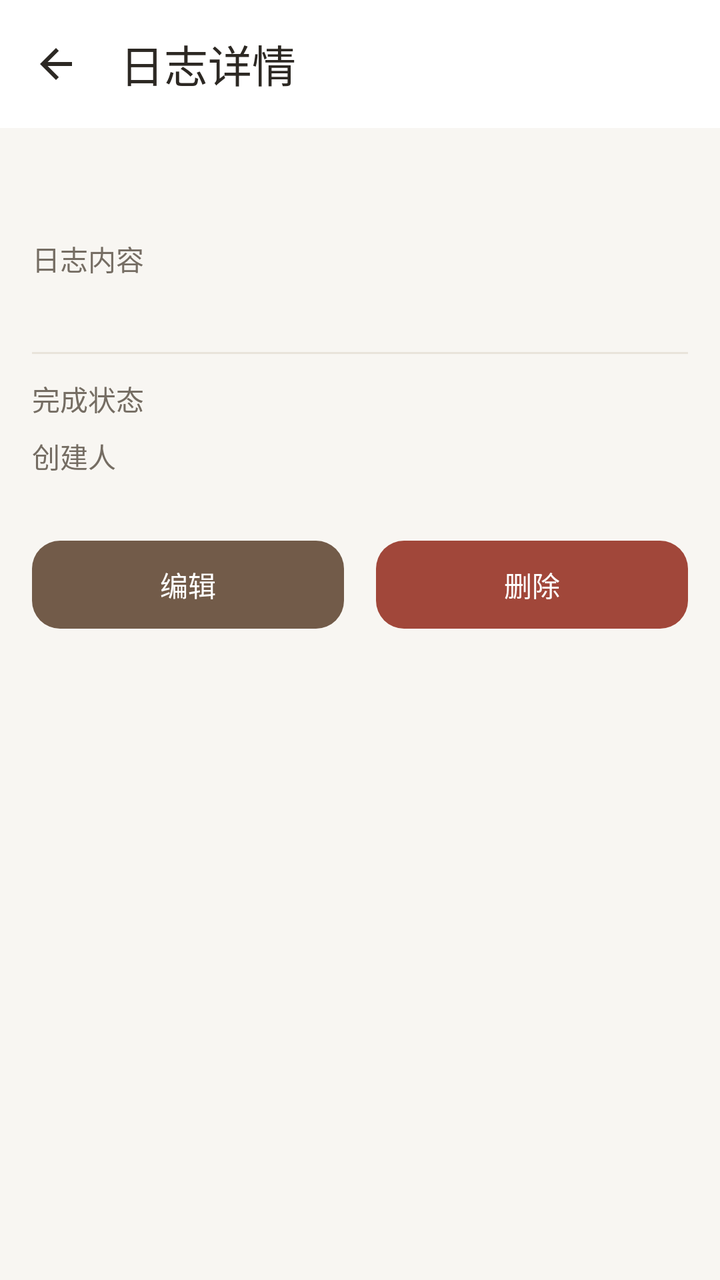
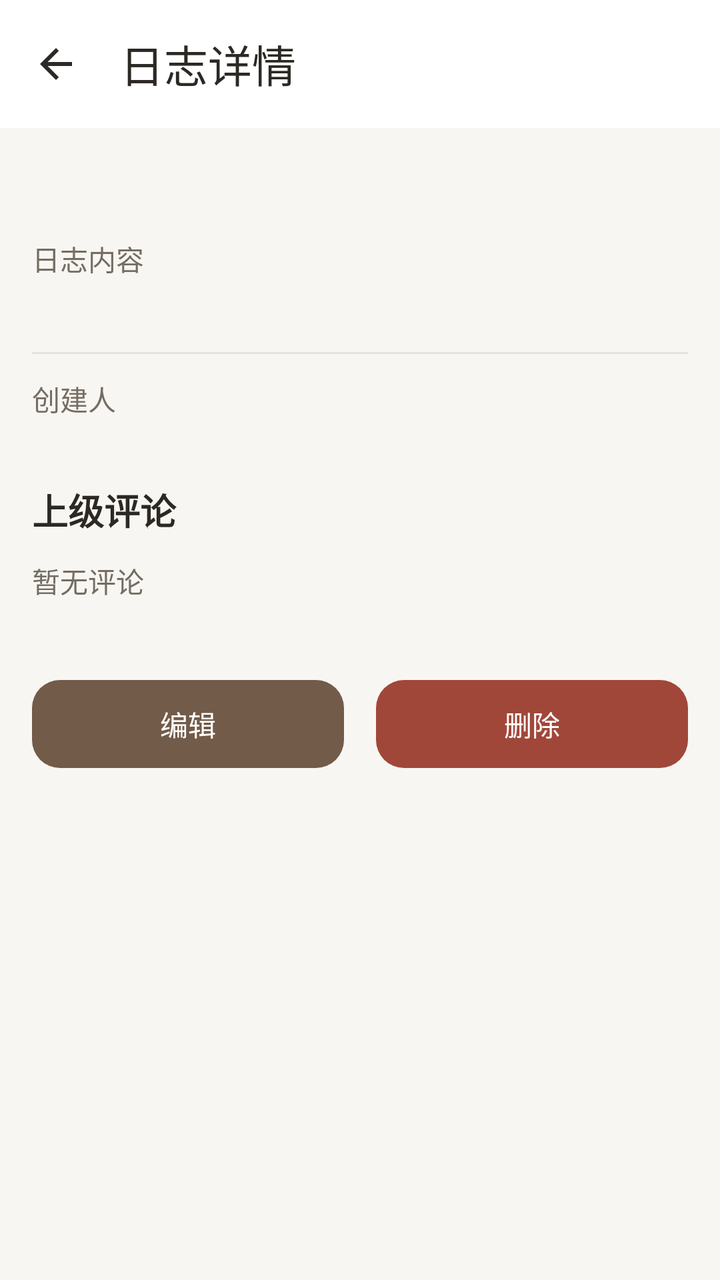

An Android layout rendered at two revisions. The XML below is the earlier revision; the diff shows what the commit changed to produce the second picture.
<!-- AndroidManifest.xml: application theme Theme.Project_Pandora -->
<!-- res/layout/activity_log_detail.xml -->
<?xml version="1.0" encoding="utf-8"?>
<layout xmlns:android="http://schemas.android.com/apk/res/android"
    xmlns:app="http://schemas.android.com/apk/res-auto">

    <data>

    </data>

    <androidx.coordinatorlayout.widget.CoordinatorLayout
        android:layout_width="match_parent"
        android:layout_height="match_parent"
        android:fitsSystemWindows="true">

        
        <com.google.android.material.appbar.AppBarLayout
            android:layout_width="match_parent"
            android:layout_height="wrap_content"
            android:theme="?attr/actionBarTheme">

            <com.google.android.material.appbar.MaterialToolbar
                android:id="@+id/toolbar"
                android:layout_width="match_parent"
                android:layout_height="wrap_content"
                android:background="@color/color_surface"
                app:title="日志详情"
                app:titleTextColor="@color/color_text_primary"
                app:navigationIcon="@drawable/ic_back"
                style="@style/Widget.Pandora.Toolbar"
                app:navigationIconTint="@color/color_text_primary"
                android:elevation="0dp" />

        </com.google.android.material.appbar.AppBarLayout>

        <ScrollView
            android:layout_width="match_parent"
            android:layout_height="match_parent"
            android:fillViewport="true"
            app:layout_behavior="@string/appbar_scrolling_view_behavior">

            <LinearLayout
                android:layout_width="match_parent"
                android:layout_height="wrap_content"
                android:orientation="vertical"
                android:padding="16dp">

                <ProgressBar
                    android:id="@+id/progressBar"
                    android:layout_width="wrap_content"
                    android:layout_height="wrap_content"
                    android:layout_gravity="center"
                    android:visibility="gone" />

                <TextView
                    android:id="@+id/textWorkItem"
                    android:layout_width="match_parent"
                    android:layout_height="wrap_content"
                    android:textSize="20sp"
                    android:textStyle="bold"
                    android:textColor="@color/color_text_primary"
                    android:layout_marginBottom="12dp" />

                <TextView
                    android:layout_width="wrap_content"
                    android:layout_height="wrap_content"
                    android:text="日志内容"
                    android:textSize="14sp"
                    android:textColor="@color/color_text_secondary"
                    android:layout_marginBottom="4dp" />

                <TextView
                    android:id="@+id/textWorkContent"
                    android:layout_width="match_parent"
                    android:layout_height="wrap_content"
                    android:textSize="15sp"
                    android:textColor="@color/color_text_primary"
                    android:lineSpacingExtra="4dp"
                    android:layout_marginBottom="12dp" />

                <View
                    android:layout_width="match_parent"
                    android:layout_height="1dp"
                    android:background="@color/color_divider"
                    android:layout_marginBottom="12dp" />

                <LinearLayout
                    android:layout_width="match_parent"
                    android:layout_height="wrap_content"
                    android:orientation="horizontal"
                    android:layout_marginBottom="8dp">

                    <TextView
                        android:layout_width="100dp"
                        android:layout_height="wrap_content"

                        android:text="完成状态"
                        android:textSize="14sp"
                        android:textColor="@color/color_text_secondary" />

                    <TextView
                        android:id="@+id/textStatus"
                        android:layout_width="0dp"
                        android:layout_height="wrap_content"
                        android:layout_weight="1"
                        android:textSize="14sp"
                        android:textColor="@color/color_text_primary" />
                </LinearLayout>

                <LinearLayout
                    android:layout_width="match_parent"
                    android:layout_height="wrap_content"
                    android:orientation="horizontal"
                    android:layout_marginBottom="8dp">

                    <TextView
                        android:layout_width="100dp"
                        android:layout_height="wrap_content"

                        android:text="创建人"
                        android:textSize="14sp"
                        android:textColor="@color/color_text_secondary" />

                    <TextView
                        android:id="@+id/textUsername"
                        android:layout_width="0dp"
                        android:layout_height="wrap_content"
                        android:layout_weight="1"
                        android:textSize="14sp"
                        android:textColor="@color/color_text_primary" />
                </LinearLayout>



                <LinearLayout
                    android:layout_width="match_parent"
                    android:layout_height="wrap_content"
                    android:orientation="horizontal"
                    android:layout_marginTop="20dp"
                    android:gravity="center">

                    <com.google.android.material.button.MaterialButton
                        android:id="@+id/btnEdit"
                        android:layout_width="0dp"
                        android:layout_height="wrap_content"
                        android:layout_weight="1"
                        android:layout_marginEnd="8dp"
                        android:text="编辑"
                        android:textColor="@color/color_on_accent" />

                    <com.google.android.material.button.MaterialButton
                        android:id="@+id/btnDelete"
                        android:layout_width="0dp"
                        android:layout_height="wrap_content"
                        android:layout_weight="1"
                        android:layout_marginStart="8dp"
                        android:text="删除"
                        app:backgroundTint="@color/color_error"
                        android:textColor="@color/color_on_accent" />

                </LinearLayout>

            </LinearLayout>
        </ScrollView>
    </androidx.coordinatorlayout.widget.CoordinatorLayout>
</layout>
<!-- resources referenced by this layout -->
<resources>
  <color name="color_divider">#E9E3DA</color>
  <color name="color_error">#A1473A</color>
  <color name="color_on_accent">#FFFFFF</color>
  <color name="color_surface">#FFFFFF</color>
  <color name="color_text_primary">#2C2823</color>
  <color name="color_text_secondary">#756D63</color>
  <style name="Theme.Project_Pandora" parent="Base.Theme.Project_Pandora" />
  <style name="TextAppearance.Pandora.Title" parent="TextAppearance.Material3.TitleLarge">
          <item name="android:fontFamily">sans-serif-medium</item>
          <item name="android:textSize">22sp</item>
          <item name="android:textColor">@color/color_text_primary</item>
      </style>
  <color name="color_accent">#725B49</color>
  <color name="color_accent_soft">#EEE6DC</color>
  <color name="color_surface_soft">#F3EFE8</color>
  <color name="color_border_strong">#BDB0A0</color>
  <color name="color_error_surface">#F8EAE5</color>
  <color name="color_bg_page">#F8F6F2</color>
  <style name="TextAppearance.Pandora.Body" parent="TextAppearance.Material3.BodyLarge">
          <item name="android:fontFamily">sans-serif</item>
          <item name="android:textSize">16sp</item>
          <item name="android:textColor">@color/color_text_primary</item>
      </style>
  <style name="TextAppearance.Pandora.BodySmall" parent="TextAppearance.Material3.BodyMedium">
          <item name="android:textSize">14sp</item>
          <item name="android:textColor">@color/color_text_secondary</item>
      </style>
  <style name="TextAppearance.Pandora.Label" parent="TextAppearance.Material3.LabelLarge">
          <item name="android:fontFamily">sans-serif-medium</item>
          <item name="android:textSize">14sp</item>
          <item name="android:letterSpacing">0</item>
          <item name="android:textAllCaps">false</item>
      </style>
  <style name="Widget.Pandora.Button" parent="Widget.Material3.Button">
          <item name="cornerRadius">14dp</item>
          <item name="android:minHeight">52dp</item>
          <item name="android:textAppearance">@style/TextAppearance.Pandora.Label</item>
          <item name="android:textAllCaps">false</item>
          <item name="android:stateListAnimator">@null</item>
      </style>
  <style name="Widget.Pandora.Button.Outlined" parent="Widget.Material3.Button.OutlinedButton">
          <item name="cornerRadius">14dp</item>
          <item name="strokeColor">@color/color_border_strong</item>
          <item name="android:minHeight">48dp</item>
          <item name="android:textAppearance">@style/TextAppearance.Pandora.Label</item>
          <item name="android:textAllCaps">false</item>
      </style>
  <style name="Widget.Pandora.Card" parent="Widget.MaterialComponents.CardView">
          <item name="cardBackgroundColor">@color/color_surface</item>
          <item name="cardCornerRadius">18dp</item>
          <item name="cardElevation">0dp</item>
          <item name="strokeColor">@color/color_divider</item>
          <item name="strokeWidth">1dp</item>
      </style>
  <style name="Widget.Pandora.LegacyCard" parent="CardView">
          <item name="cardBackgroundColor">@color/color_surface</item>
          <item name="cardCornerRadius">18dp</item>
          <item name="cardElevation">1dp</item>
      </style>
  <style name="Widget.Pandora.Fab" parent="Widget.Material3.FloatingActionButton.Primary">
          <item name="backgroundTint">@color/color_accent</item>
          <item name="tint">@color/color_on_accent</item>
          <item name="elevation">2dp</item>
      </style>
  <style name="TextAppearance.Pandora.Navigation" parent="TextAppearance.Material3.LabelMedium">
          <item name="android:fontFamily">sans-serif-medium</item>
          <item name="android:textSize">12sp</item>
          <item name="android:letterSpacing">0</item>
      </style>
  <style name="Widget.Pandora.NavIndicator" parent="Widget.Material3.BottomNavigationView.ActiveIndicator">
          <item name="android:color">@color/color_accent_soft</item>
      </style>
  <!-- unchanged entries left out for length: 7 -->
</resources>

<!-- the commit's change to res/layout/activity_log_detail.xml (unified diff, before → after) -->
@@ -92,29 +92,6 @@
                         android:layout_width="100dp"
                         android:layout_height="wrap_content"
 
-                        android:text="完成状态"
-                        android:textSize="14sp"
-                        android:textColor="@color/color_text_secondary" />
-
-                    <TextView
-                        android:id="@+id/textStatus"
-                        android:layout_width="0dp"
-                        android:layout_height="wrap_content"
-                        android:layout_weight="1"
-                        android:textSize="14sp"
-                        android:textColor="@color/color_text_primary" />
-                </LinearLayout>
-
-                <LinearLayout
-                    android:layout_width="match_parent"
-                    android:layout_height="wrap_content"
-                    android:orientation="horizontal"
-                    android:layout_marginBottom="8dp">
-
-                    <TextView
-                        android:layout_width="100dp"
-                        android:layout_height="wrap_content"
-
                         android:text="创建人"
                         android:textSize="14sp"
                         android:textColor="@color/color_text_secondary" />
@@ -129,6 +106,32 @@
                 </LinearLayout>
 
 
+
+                <TextView android:layout_width="match_parent" android:layout_height="wrap_content"
+                    android:layout_marginTop="24dp" android:text="上级评论" android:textSize="18sp"
+                    android:textStyle="bold" android:textColor="@color/color_text_primary" />
+                <ProgressBar android:id="@+id/progressComments" android:layout_width="wrap_content"
+                    android:layout_height="wrap_content" android:layout_gravity="center" android:visibility="gone" />
+                <TextView android:id="@+id/textCommentsState" android:layout_width="match_parent"
+                    android:layout_height="wrap_content" android:paddingVertical="12dp" android:minHeight="48dp"
+                    android:text="暂无评论" android:textColor="@color/color_text_secondary" />
+                <androidx.recyclerview.widget.RecyclerView android:id="@+id/recyclerComments"
+                    android:layout_width="match_parent" android:layout_height="wrap_content"
+                    android:overScrollMode="never" />
+                <LinearLayout android:id="@+id/commentComposer" android:layout_width="match_parent"
+                    android:layout_height="wrap_content" android:orientation="vertical" android:visibility="gone">
+                    <com.google.android.material.textfield.TextInputLayout android:id="@+id/commentInputLayout"
+                        android:layout_width="match_parent" android:layout_height="wrap_content"
+                        android:hint="评论下级的日志" app:counterEnabled="true" app:counterMaxLength="2000">
+                        <com.google.android.material.textfield.TextInputEditText android:id="@+id/editComment"
+                            android:layout_width="match_parent" android:layout_height="wrap_content"
+                            android:minLines="2" android:maxLines="6" android:gravity="top|start"
+                            android:inputType="textMultiLine|textCapSentences" android:maxLength="2000" />
+                    </com.google.android.material.textfield.TextInputLayout>
+                    <com.google.android.material.button.MaterialButton android:id="@+id/btnSendComment"
+                        android:layout_width="wrap_content" android:layout_height="wrap_content"
+                        android:layout_gravity="end" android:minHeight="48dp" android:text="发表评论" />
+                </LinearLayout>
 
                 <LinearLayout
                     android:layout_width="match_parent"
